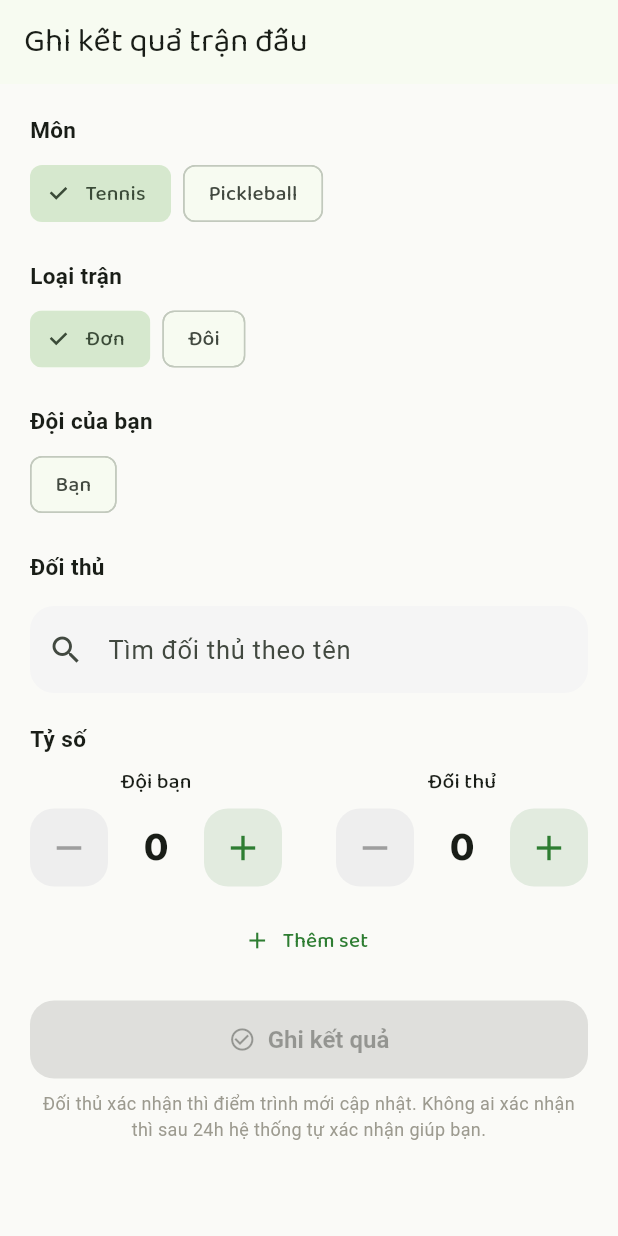
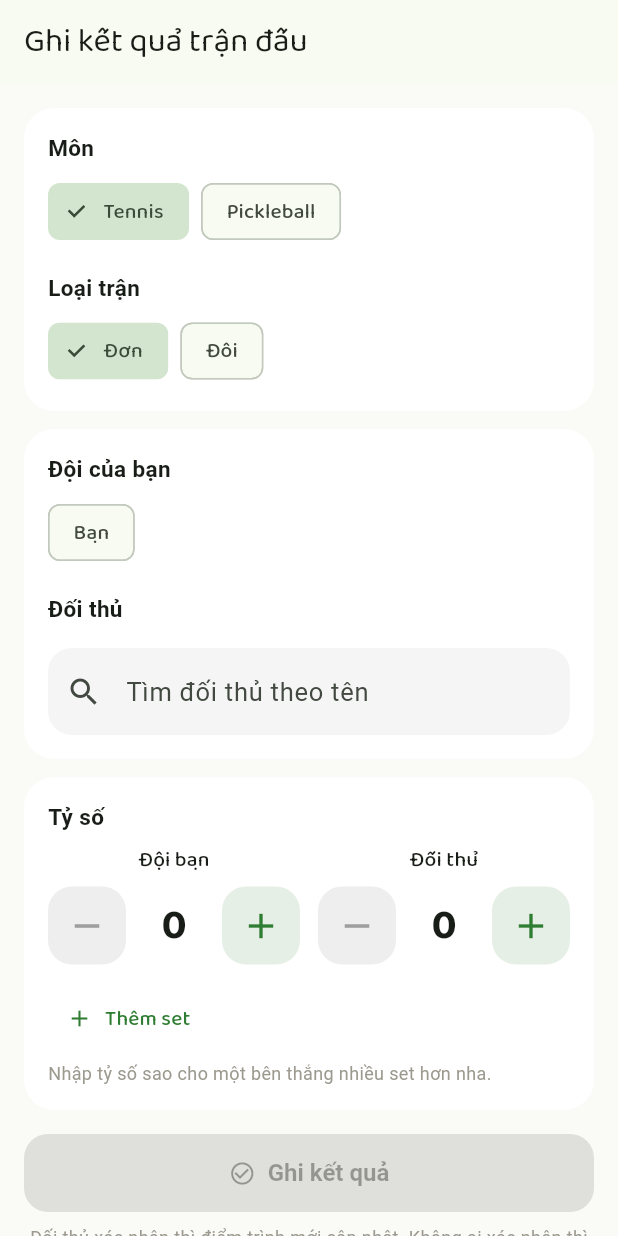
Before and after one commit to Andy251120/SportifyApp, a Flutter app: the ReportResultScreen screen opened by its route, on a phone screen of 412 x 824 dp. Run offline on Flutter 3.47's test engine with Material 3 defaults, Android fonts, the phone set to English and light mode, and no system bars; our stand-ins replace fl_chart, flutter_dotenv, flutter_riverpod, go_router, google_fonts, image_picker and 1 more; accounts and stored records are empty.

Commit message:
fix(review): xử lý toàn bộ blocker + 🟡 từ review Phase 1 & 2
Phase 2 — Supabase (migration):
- Rating engine: baseline 1000 áp cả khi rating=0 (không chỉ NULL); cộng dồn
  Elo theo rating hiện tại lúc xác nhận (không theo snapshot rating_before) nên
  nhiều trận pending của cùng một người không còn ghi đè điểm nhau; guard score
  phi số; phép tăng điểm nằm trong ON CONFLICT DO UPDATE (an toàn concurrency).
- Bỏ UNIQUE(profile_id,sport) trùng trên sport_stats.
- Sửa đệ quy vô hạn RLS matches <-> match_participants (lỗi có sẵn từ trước,
  làm mọi truy vấn đọc trận của user đăng nhập fail 42P17): thêm helper
  private.uid_in_match_participants / uid_in_match_officials (SECURITY DEFINER,
  ngoài schema lộ nên không thêm advisor) và viết lại policy SELECT/UPDATE.
  Người xác nhận nay thấy toàn bộ đối thủ trong "Trận đấu của tôi".
- Verified end-to-end qua đường client (rollback): B xác nhận -> A 1000->1016,
  B ->984; trận 2 cộng dồn 1016->1030.5; seen_by_B=2.

Phase 2 — Flutter:
- canSubmit chặn ghi trận không có bên thắng rõ (mọi set 0-0 / hoà set) + gợi ý.
- confirm/dispute lỗi -> SnackBar, giữ nguyên danh sách (không hoá error toàn màn).
- Nút Xác nhận: hỏi lại + khoá khi đang xử lý (chống double-tap).
- report_result_screen dùng RoundedCard + AppTheme.sportColor.
- submit log lỗi thật ra console; fetchMyMatches thêm .limit(50).
- Thêm widget test cho report_result_screen + confirm_result_screen.

Phase 1:
- 2 sheet Sửa tên/khu vực + Sửa điểm trình -> StatefulWidget, dispose controller.
- viewedSportProvider chỉ rebuild khi current_mode đổi (select), không reset tab
  theo mọi mutation hồ sơ.
- Thêm widget test luồng onboarding 3 bước.
- Đồng bộ doc: skill 0-100, rating engine baseline; icon share.

Co-Authored-By: Claude Sonnet 5 <noreply@anthropic.com>

```diff
--- a/lib/features/matches/data/match_repository.dart
+++ b/lib/features/matches/data/match_repository.dart
@@ -39,7 +39,8 @@ class MatchRepository {
     final rows = await _client
         .from('matches')
         .select(_matchColumns)
-        .order('reported_at', ascending: false);
+        .order('reported_at', ascending: false)
+        .limit(50);
     return (rows as List)
         .whereType<Map<String, dynamic>>()
         .map(MatchSummary.fromJson)
--- a/lib/features/matches/presentation/report_result_screen.dart
+++ b/lib/features/matches/presentation/report_result_screen.dart
@@ -3,6 +3,7 @@ import 'package:flutter_riverpod/flutter_riverpod.dart';
 
 import '../../../core/theme/app_theme.dart';
 import '../../../core/widgets/primary_button.dart';
+import '../../../core/widgets/rounded_card.dart';
 import '../../../core/widgets/score_stepper.dart';
 import '../../auth/application/auth_provider.dart';
 import '../application/match_provider.dart';
@@ -19,6 +20,7 @@ class ReportResultScreen extends ConsumerWidget {
     final state = ref.watch(reportMatchControllerProvider);
     final controller = ref.read(reportMatchControllerProvider.notifier);
     final myId = ref.watch(currentUserProvider)?.id;
+    final sportColor = AppTheme.sportColor(state.sport);
 
     ref.listen(reportMatchControllerProvider, (prev, next) {
       if (next.error != null && next.error != prev?.error) {
@@ -32,43 +34,53 @@ class ReportResultScreen extends ConsumerWidget {
       appBar: AppBar(title: const Text('Ghi kết quả trận đấu')),
       body: SafeArea(
         child: SingleChildScrollView(
-          padding: const EdgeInsets.all(20),
+          padding: const EdgeInsets.all(16),
           child: Column(
             crossAxisAlignment: CrossAxisAlignment.stretch,
             children: [
-              const Text('Môn', style: TextStyle(fontWeight: FontWeight.bold)),
+              RoundedCard(
+                child: Column(
+                  crossAxisAlignment: CrossAxisAlignment.start,
+                  children: [
+                    const _Label('Môn'),
                     const SizedBox(height: 8),
-              Row(
+                    Wrap(
+                      spacing: 8,
                       children: [
                         for (final sport in ['tennis', 'pickleball'])
-                    Padding(
-                      padding: const EdgeInsets.only(right: 8),
-                      child: ChoiceChip(
+                          ChoiceChip(
                             label: Text(sport == 'tennis' ? 'Tennis' : 'Pickleball'),
                             selected: state.sport == sport,
+                            selectedColor:
+                                AppTheme.sportColor(sport).withValues(alpha: 0.18),
                             onSelected: (_) => controller.setSport(sport),
-                      ),
                           ),
                       ],
                     ),
-              const SizedBox(height: 20),
-              const Text('Loại trận', style: TextStyle(fontWeight: FontWeight.bold)),
+                    const SizedBox(height: 16),
+                    const _Label('Loại trận'),
                     const SizedBox(height: 8),
-              Row(
+                    Wrap(
+                      spacing: 8,
                       children: [
                         for (final type in MatchType.values)
-                    Padding(
-                      padding: const EdgeInsets.only(right: 8),
-                      child: ChoiceChip(
+                          ChoiceChip(
                             label: Text(type.label),
                             selected: state.matchType == type,
+                            selectedColor: sportColor.withValues(alpha: 0.18),
                             onSelected: (_) => controller.setMatchType(type),
-                      ),
                           ),
                       ],
                     ),
-              const SizedBox(height: 20),
-              const Text('Đội của bạn', style: TextStyle(fontWeight: FontWeight.bold)),
+                  ],
+                ),
+              ),
+              const SizedBox(height: 12),
+              RoundedCard(
+                child: Column(
+                  crossAxisAlignment: CrossAxisAlignment.start,
+                  children: [
+                    const _Label('Đội của bạn'),
                     const SizedBox(height: 8),
                     Wrap(
                       spacing: 8,
@@ -82,16 +94,20 @@ class ReportResultScreen extends ConsumerWidget {
                           ),
                       ],
                     ),
-              if (state.matchType == MatchType.doubles && state.partner == null) ...[
+                    if (state.matchType == MatchType.doubles &&
+                        state.partner == null) ...[
                       const SizedBox(height: 8),
                       PlayerPickerField(
                         hintText: 'Tìm đồng đội theo tên',
-                  excludeIds: [if (myId != null) myId, ...state.opponents.map((o) => o.id)],
+                        excludeIds: [
+                          if (myId != null) myId,
+                          ...state.opponents.map((o) => o.id),
+                        ],
                         onPicked: controller.setPartner,
                       ),
                     ],
-              const SizedBox(height: 20),
-              const Text('Đối thủ', style: TextStyle(fontWeight: FontWeight.bold)),
+                    const SizedBox(height: 16),
+                    const _Label('Đối thủ'),
                     const SizedBox(height: 8),
                     if (state.opponents.isNotEmpty)
                       Wrap(
@@ -119,8 +135,15 @@ class ReportResultScreen extends ConsumerWidget {
                         onPicked: controller.addOpponent,
                       ),
                     ],
-              const SizedBox(height: 20),
-              const Text('Tỷ số', style: TextStyle(fontWeight: FontWeight.bold)),
+                  ],
+                ),
+              ),
+              const SizedBox(height: 12),
+              RoundedCard(
+                child: Column(
+                  crossAxisAlignment: CrossAxisAlignment.start,
+                  children: [
+                    const _Label('Tỷ số'),
                     const SizedBox(height: 8),
                     for (var i = 0; i < state.sets.length; i++)
                       Padding(
@@ -153,6 +176,17 @@ class ReportResultScreen extends ConsumerWidget {
                         onPressed: controller.addSet,
                         icon: const Icon(Icons.add),
                         label: const Text('Thêm set'),
+                      ),
+                    if (!state.hasClearWinner)
+                      const Padding(
+                        padding: EdgeInsets.only(top: 4),
+                        child: Text(
+                          'Nhập tỷ số sao cho một bên thắng nhiều set hơn nha.',
+                          style: TextStyle(fontSize: 12, color: AppTheme.textMuted),
+                        ),
+                      ),
+                  ],
+                ),
               ),
               const SizedBox(height: 16),
               PrimaryButton(
@@ -188,3 +222,13 @@ class ReportResultScreen extends ConsumerWidget {
     );
   }
 }
+
+class _Label extends StatelessWidget {
+  const _Label(this.text);
+  final String text;
+
+  @override
+  Widget build(BuildContext context) {
+    return Text(text, style: const TextStyle(fontWeight: FontWeight.bold));
+  }
+}
--- a/lib/features/profile/data/profile_model.dart
+++ b/lib/features/profile/data/profile_model.dart
@@ -131,7 +131,8 @@ class SportStats {
   final String profileId;
   final SportType sport;
 
-  /// Điểm Elo — chỉ service_role sửa được. 0 khi chưa có trận nào (Phase 2).
+  /// Điểm Elo — client KHÔNG sửa được (chỉ rating engine hoặc service_role).
+  /// `0` = chưa có điểm; rating engine coi `0` là baseline 1000 khi tính (Phase 2).
   final double rating;
   final SkillMatrix skillMatrix;
   final List<String> titles;
--- a/lib/features/profile/presentation/skill_rating_editor.dart
+++ b/lib/features/profile/presentation/skill_rating_editor.dart
@@ -3,7 +3,7 @@ import 'package:flutter/material.dart';
 import '../data/profile_model.dart';
 import 'show_off_radar_chart.dart';
 
-/// 6 slider tự chấm (0–10) + radar preview cập nhật live.
+/// 6 slider tự chấm (0–100, bước 5) + radar preview cập nhật live.
 /// Dùng chung cho onboarding bước 3 và sheet "Chỉnh điểm" ở màn Hồ sơ.
 class SkillRatingEditor extends StatelessWidget {
   const SkillRatingEditor({
```
Also changed, not shown: lib/features/matches/application/match_provider.dart (+27 -14 lines), lib/features/matches/presentation/confirm_result_screen.dart (+64 -10 lines), lib/features/profile/application/profile_provider.dart (+6 -2 lines), lib/features/profile/presentation/profile_screen.dart (+87 -33 lines), 5 other files. Lines whose indentation alone changed are shown as unchanged.
